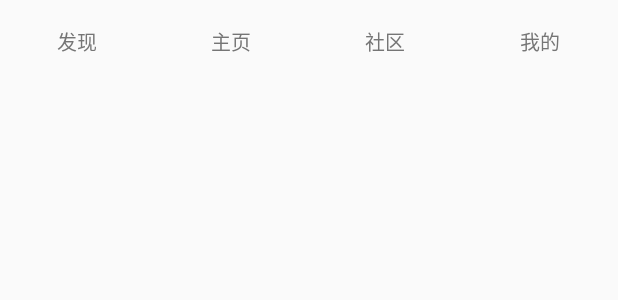
After one commit to xzlyf/SmartCoupon, an Android app: the layout custom_bottom_nav.xml on its own in the app's theme, with its tools: preview values and no code run, on a phone screen of 412 x 824 dp. The commit adds this screen. Shown: the top 300 px of the screen. Run offline under Robolectric (Android 15) with nearby library versions, the phone set to English and light mode, and no system bars.

Commit message:
底部导航栏完成

```diff
--- /dev/null
+++ b/app/src/main/res/anim/anim_activity_cut_in.xml
@@ -0,0 +1,8 @@
+<?xml version="1.0" encoding="utf-8"?>
+<set xmlns:android="http://schemas.android.com/apk/res/android"
+    android:interpolator="@android:anim/decelerate_interpolator">
+    <scale android:fromXScale="2.0" android:toXScale="1.0"
+        android:fromYScale="2.0" android:toYScale="1.0"
+        android:pivotX="50%p" android:pivotY="50%p"
+        android:duration="@android:integer/config_mediumAnimTime" />
+</set>
--- /dev/null
+++ b/app/src/main/res/anim/anim_activity_cut_out.xml
@@ -0,0 +1,11 @@
+<?xml version="1.0" encoding="utf-8"?>
+<set xmlns:android="http://schemas.android.com/apk/res/android"
+    android:interpolator="@android:anim/decelerate_interpolator"
+    android:zAdjustment="top">
+    <scale android:fromXScale="1.0" android:toXScale=".5"
+        android:fromYScale="1.0" android:toYScale=".5"
+        android:pivotX="50%p" android:pivotY="50%p"
+        android:duration="@android:integer/config_mediumAnimTime" />
+    <alpha android:fromAlpha="1.0" android:toAlpha="0"
+        android:duration="@android:integer/config_mediumAnimTime"/>
+</set>
--- /dev/null
+++ b/app/src/main/res/drawable/btn_selector.xml
@@ -0,0 +1,13 @@
+<?xml version="1.0" encoding="utf-8"?>
+<selector xmlns:android="http://schemas.android.com/apk/res/android">
+
+    <!--松开-->
+    <item android:state_pressed="false">
+        <color android:color="@color/transparent" />
+
+    </item>
+    <!--按下-->
+    <item android:state_pressed="true">
+        <color android:color="@color/colorAccent" />
+    </item>
+</selector>
--- /dev/null
+++ b/app/src/main/res/layout/custom_bottom_nav.xml
@@ -0,0 +1,57 @@
+<?xml version="1.0" encoding="utf-8"?>
+<LinearLayout xmlns:android="http://schemas.android.com/apk/res/android"
+    android:layout_width="match_parent"
+    android:layout_height="?attr/actionBarSize"
+    android:background="#FAFAFA">
+
+
+    <TextView
+        android:id="@+id/nav_discover"
+        android:layout_width="0dp"
+        android:layout_height="match_parent"
+        android:layout_weight="1"
+        android:background="@drawable/btn_selector"
+        android:drawablePadding="10dp"
+        android:gravity="center"
+        android:text="发现"
+        android:textColor="@color/secondary_text"
+        android:textSize="13sp" />
+
+    <TextView
+        android:id="@+id/nav_home"
+        android:layout_width="0dp"
+        android:layout_height="match_parent"
+        android:layout_weight="1"
+        android:background="@drawable/btn_selector"
+        android:drawablePadding="10dp"
+        android:gravity="center"
+        android:text="主页"
+        android:textColor="@color/secondary_text"
+        android:textSize="13sp" />
+
+    <TextView
+        android:id="@+id/nav_comm"
+        android:layout_width="0dp"
+        android:layout_height="match_parent"
+        android:layout_weight="1"
+        android:background="@drawable/btn_selector"
+        android:drawablePadding="10dp"
+        android:gravity="center"
+        android:text="社区"
+        android:textColor="@color/secondary_text"
+        android:textSize="13sp" />
+
+    <TextView
+        android:id="@+id/nav_myself"
+        android:layout_width="0dp"
+        android:layout_height="match_parent"
+        android:layout_weight="1"
+        android:background="@drawable/btn_selector"
+        android:drawablePadding="10dp"
+        android:gravity="center"
+        android:text="我的"
+        android:textColor="@color/secondary_text"
+        android:textSize="13sp" />
+
+
+</LinearLayout>
--- a/app/src/main/res/values/styles.xml
+++ b/app/src/main/res/values/styles.xml
@@ -6,6 +6,14 @@
         <item name="colorPrimary">@color/colorPrimary</item>
         <item name="colorPrimaryDark">@color/colorPrimaryDark</item>
         <item name="colorAccent">@color/colorAccent</item>
+        <!--当我们从 A1 启动 A2 时，A1 从屏幕上消失-->
+        <!--<item name="android:activityOpenEnterAnimation">@anim/anim_activity_cut_out</item>-->
+        <!--当我们从 A1 启动 A2 时，A2 出现在屏幕上-->
+        <!--<item name="android:activityOpenExitAnimation">@anim/anim_activity_cut_in</item>-->
+        <!--当我们从 A2 退出回到 A1 时，A2 从屏幕上消失-->
+        <!--<item name="android:activityCloseEnterAnimation">@anim/anim_activity_cut_out</item>-->
+        <!--当我们从 A2 退出回到 A1 时，A1 出现在屏幕上-->
+        <!--<item name="android:activityCloseExitAnimation">@anim/anim_activity_cut_in</item>-->
     </style>
     <!--对话框样式-->
     <style name="base_dialog" parent="@android:style/Theme.Dialog">
@@ -35,10 +43,10 @@
     </style>
     <!--全屏样式-->
     <style name="full_screen" parent="@style/Theme.AppCompat.Light">
-        <item name="android:windowNoTitle">true</item>//无标题
-        <item name="android:windowActionBar">true</item>//无ActionBar
-        <item name="android:windowFullscreen">true</item>//全屏即无通知栏
-        <item name="android:windowContentOverlay">@null</item>//是否有遮盖
+        <item name="android:windowNoTitle">true</item>
+        <item name="android:windowActionBar">true</item>
+        <item name="android:windowFullscreen">true</item>
+        <item name="android:windowContentOverlay">@null</item>
     </style>
     <!--主页按钮样式-->
     <style name="home_btn" parent="Widget.AppCompat.Button.Borderless">
```
Also changed, not shown: app/src/main/java/publi/xz/com/smartcoupon/ui/MainActivity.java (+61 -14 lines), app/src/main/java/publi/xz/com/smartcoupon/ui/custom/BottmNav.java (added, +84 -0 lines), app/src/main/res/layout/activity_main.xml (+11 -4 lines), app/src/main/res/drawable/nav_comm.png (added), app/src/main/res/drawable/nav_discover.png (added), app/src/main/res/drawable/nav_home.png (added), app/src/main/res/drawable/nav_myself.png (added).
